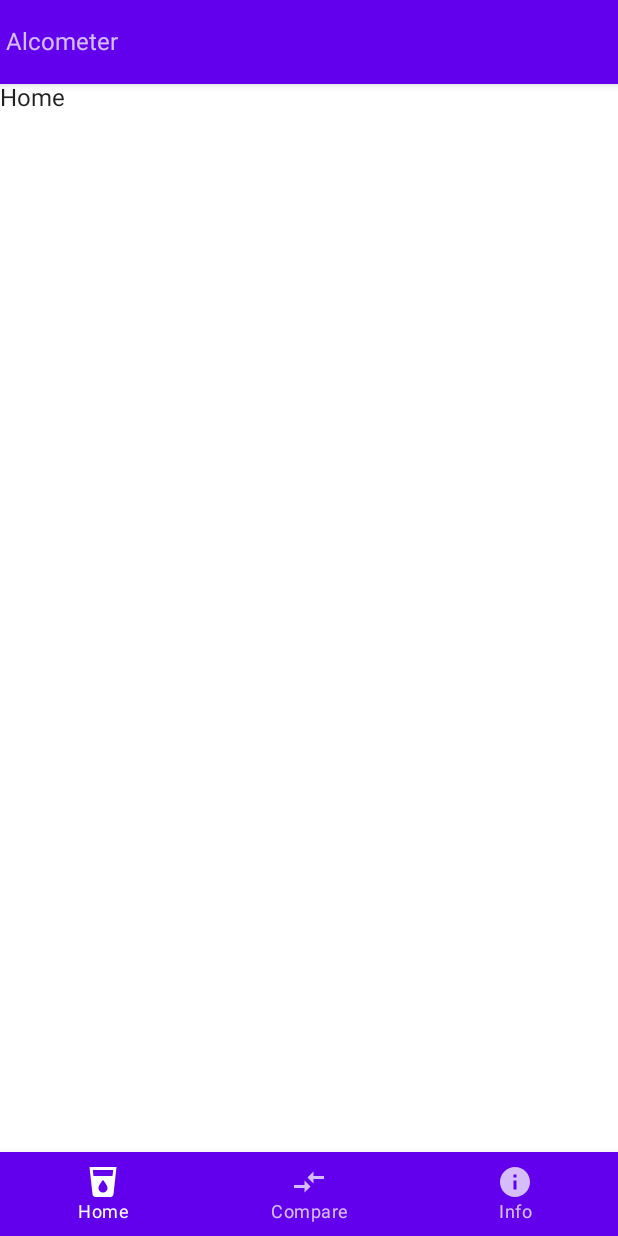
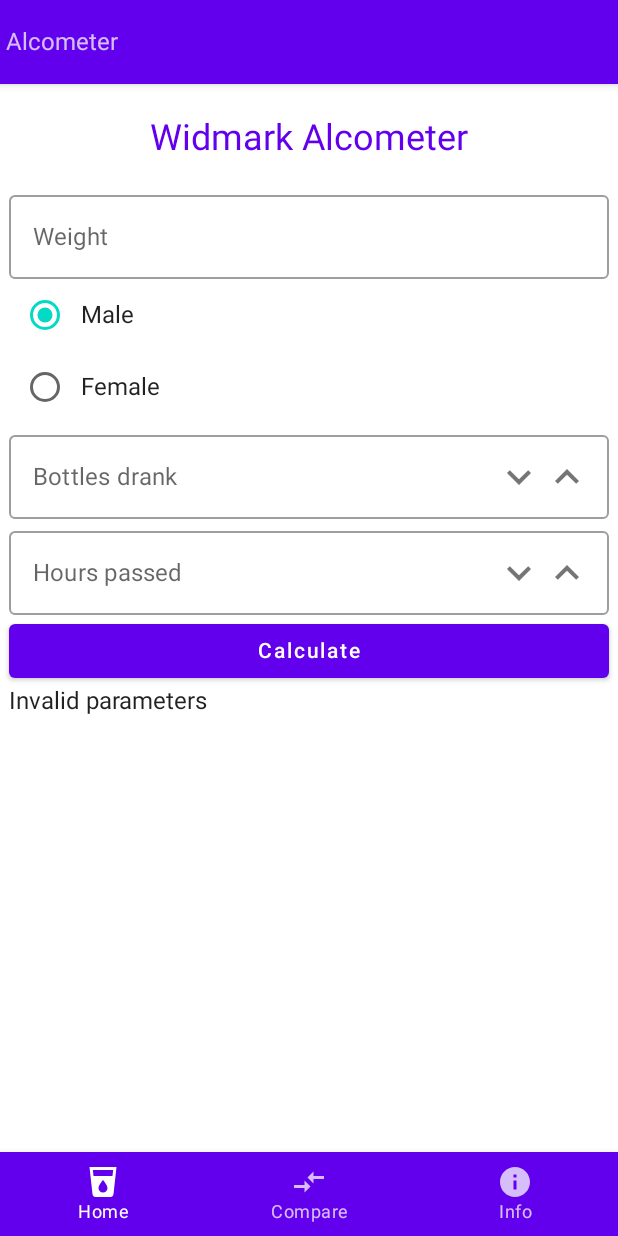
Before and after one commit to PortalFanCode/Alcometer-Application, an Android app built with Jetpack Compose: the screen it shows after launch (MainActivity), on a phone screen of 412 x 824 dp. Run offline under Robolectric (Android 15) with nearby library versions, the phone set to English and light mode, and no system bars.

Commit message:
Added Main Home Screen function

```diff
--- a/app/src/main/java/com/example/alcometer/HomeScreen.kt
+++ b/app/src/main/java/com/example/alcometer/HomeScreen.kt
@@ -1,9 +1,142 @@
 package com.example.alcometer
 
-import androidx.compose.material.Text
+import android.preference.PreferenceActivity.Header
+import androidx.compose.foundation.clickable
+import androidx.compose.foundation.layout.*
+import androidx.compose.foundation.selection.selectableGroup
+import androidx.compose.foundation.text.KeyboardOptions
+import androidx.compose.material.*
+import androidx.compose.material.icons.Icons
+import androidx.compose.material.icons.filled.KeyboardArrowDown
+import androidx.compose.material.icons.filled.KeyboardArrowUp
 import androidx.compose.runtime.Composable
+import androidx.compose.ui.Alignment
+import androidx.compose.ui.Modifier
+import androidx.compose.ui.layout.onGloballyPositioned
+import androidx.compose.ui.res.stringResource
+import androidx.compose.ui.text.input.KeyboardType
+import androidx.compose.ui.text.style.TextAlign
+import androidx.compose.ui.unit.dp
+import androidx.compose.ui.unit.sp
+import androidx.compose.ui.unit.toSize
+import androidx.lifecycle.viewmodel.compose.viewModel
 
 @Composable
-fun HomeScreen() {
-    Text(text = "Home")
+fun HomeScreen(myViewModel: HomeViewModel = viewModel()) {
+    Column(modifier = Modifier.padding(6.dp)) {
+        Title()
+        WeightField(myViewModel = myViewModel)
+        SexChoice(myViewModel = myViewModel)
+        BottlesField(myViewModel = myViewModel)
+        HoursField(myViewModel = myViewModel)
+        CalculateButton(myViewModel = myViewModel)
+        Text(text = myViewModel.result)
+    }
 }
+
+@Composable
+fun Title() {
+    Text(
+        text = stringResource(R.string.HomeScreenTitle),
+        fontSize = 24.sp,
+        textAlign = TextAlign.Center,
+        color = MaterialTheme.colors.primary,
+        modifier = Modifier
+            .fillMaxWidth()
+            .padding(top = 16.dp, bottom = 16.dp)
+    )
+}
+
+@Composable
+fun WeightField(myViewModel: HomeViewModel) {
+    OutlinedTextField(
+        value = myViewModel.weightInput,
+        onValueChange = { myViewModel.weightInput = it },
+        label = { Text(text = stringResource(R.string.WeightFieldLabel)) },
+        keyboardOptions = KeyboardOptions(keyboardType = KeyboardType.Number),
+        modifier = Modifier
+            .fillMaxWidth()
+    )
+}
+
+@Composable
+fun SexChoice(myViewModel: HomeViewModel) {
+    Column(Modifier.selectableGroup()) {
+        Row(verticalAlignment = Alignment.CenterVertically) {
+            RadioButton(selected = myViewModel.male, onClick = { myViewModel.male = true })
+            Text(text = "Male")
+        }
+        Row(verticalAlignment = Alignment.CenterVertically) {
+            RadioButton(selected = !myViewModel.male, onClick = { myViewModel.male = false })
+            Text(text = "Female")
+        }
+    }
+}
+
+@Composable
+fun BottlesField(myViewModel: HomeViewModel) {
+    OutlinedTextField(
+        value = myViewModel.bottlesInput,
+        onValueChange = { myViewModel.bottlesInput = it },
+        modifier = Modifier
+            .fillMaxWidth(),
+        label = { Text(text = "Bottles drank") },
+        keyboardOptions = KeyboardOptions(keyboardType = KeyboardType.Number),
+        trailingIcon = {
+            Row (modifier = Modifier.padding(12.dp)) {
+                Icon(
+                    Icons.Filled.KeyboardArrowDown,
+                    contentDescription = stringResource(R.string.KeyboardArrowDownDescription),
+                    Modifier
+                        .size(32.dp)
+                        .clickable { myViewModel.addBottleInput(false) })
+                Icon(
+                    Icons.Filled.KeyboardArrowUp,
+                    contentDescription = stringResource(R.string.KeyboardArrowUpDescription),
+                    Modifier
+                        .size(32.dp)
+                        .clickable { myViewModel.addBottleInput(true) })
+            }
+        },
+    )
+}
+
+@Composable
+fun HoursField(myViewModel: HomeViewModel) {
+    OutlinedTextField(
+        value = myViewModel.hoursInput,
+        onValueChange = { myViewModel.hoursInput = it },
+        modifier = Modifier
+            .fillMaxWidth(),
+        label = { Text(text = "Hours passed") },
+        keyboardOptions = KeyboardOptions(keyboardType = KeyboardType.Number),
+        trailingIcon = {
+            Row (modifier = Modifier.padding(12.dp)) {
+                Icon(
+                    Icons.Filled.KeyboardArrowDown,
+                    contentDescription = stringResource(R.string.KeyboardArrowDownDescription),
+                    Modifier
+                        .size(32.dp)
+                        .clickable { myViewModel.addHourInput(false) })
+                Icon(
+                    Icons.Filled.KeyboardArrowUp,
+                    contentDescription = stringResource(R.string.KeyboardArrowUpDescription),
+                    Modifier
+                        .size(32.dp)
+                        .clickable { myViewModel.addHourInput(true) })
+            }
+        },
+    )
+}
+
+@Composable
+fun CalculateButton(myViewModel: HomeViewModel) {
+    Button(
+        onClick = {
+            myViewModel.calculate()
+        },
+        modifier = Modifier.fillMaxWidth()
+    ) {
+        Text(text = "Calculate")
+    }
+}
--- /dev/null
+++ b/app/src/main/java/com/example/alcometer/HomeViewModel.kt
@@ -0,0 +1,61 @@
+package com.example.alcometer
+
+import androidx.compose.runtime.getValue
+import androidx.compose.runtime.mutableStateOf
+import androidx.compose.runtime.setValue
+import androidx.lifecycle.ViewModel
+
+class HomeViewModel : ViewModel() {
+    var weightInput by mutableStateOf("")
+    private val weight: Int
+        get() {
+            return weightInput.toIntOrNull() ?: 0
+        }
+
+    var male by mutableStateOf(true)
+
+    var bottlesInput by mutableStateOf("")
+    private var bottles: Int = 0
+        get() {
+            return bottlesInput.toIntOrNull() ?: 0
+        }
+
+    fun addBottleInput(add: Boolean) {
+        val bottlesTemp = bottlesInput.toIntOrNull() ?: 0
+        if (add) bottlesInput = (bottlesTemp + 1).toString()
+        else bottlesInput = (bottlesTemp - 1).toString()
+    }
+
+    var hoursInput by mutableStateOf("")
+    private var hours: Int = 0
+        get() {
+            return hoursInput.toIntOrNull() ?: 0
+        }
+
+    fun addHourInput(add: Boolean) {
+        val hoursTemp = hoursInput.toIntOrNull() ?: 0
+        if (add) hoursInput = (hoursTemp + 1).toString()
+        else hoursInput = (hoursTemp - 1).toString()
+    }
+
+    fun calculate() {
+        val liters: Float = bottles * 0.33f
+        val grams: Float = liters * 8f * 4.5f
+        val burning: Float = weight / 10f
+        val gramsLeft: Float = grams - (burning * hours)
+        if (male) resultFloat = (gramsLeft / (weight * 0.7)).toFloat()
+        else resultFloat = (gramsLeft / (weight * 0.6)).toFloat()
+    }
+
+    var resultFloat: Float by mutableStateOf(0f)
+
+    var result: String = ""
+        get() {
+            var valid = true
+            if (weight <= 0) valid = false
+            if (bottles <= 0) valid = false
+            if (hours <= 0) valid = false
+            if (resultFloat <= 0f) valid = false
+            return if (valid) resultFloat.toString() else "Invalid parameters"
+        }
+}
--- a/app/src/main/java/com/example/alcometer/InfoScreen.kt
+++ b/app/src/main/java/com/example/alcometer/InfoScreen.kt
@@ -2,7 +2,6 @@ package com.example.alcometer
 
 import androidx.compose.foundation.layout.Column
 import androidx.compose.foundation.layout.padding
-import androidx.compose.material.MaterialTheme
 import androidx.compose.material.Text
 import androidx.compose.runtime.Composable
 import androidx.compose.ui.Modifier
--- a/app/src/main/res/values/strings.xml
+++ b/app/src/main/res/values/strings.xml
@@ -2,4 +2,8 @@
     <string name="app_name">Alcometer</string>
     <string name="informationDisclaimer">This app uses the Widmark formula to estimate blood alcohol content (BAC) based on a variety of factors, including the amount of alcohol consumed, the weight of the individual, and the amount of time elapsed since drinking. However, BAC levels can be affected by many factors, including individual variations in metabolism, food intake, medications, and health status. Therefore, the BAC estimates provided by this app should not be relied upon exclusively to determine whether or not it is safe to drive or engage in other activities.\nAlways drink responsibly, and never drive or engage in activities that may be impaired by alcohol consumption. Alcohol consumption can have serious health and safety risks, and it is important to be aware of these risks and to consume alcohol in moderation.\nIf you have concerns about your alcohol consumption or BAC levels, it\'s best to speak with a medical professional or seek help from a substance abuse treatment center.</string>
     <string name="informationAlcoholDisclaimer">Always consume alcohol in moderation and never drink and drive.</string>
+    <string name="HomeScreenTitle">Widmark Alcometer</string>
+    <string name="WeightFieldLabel">Weight</string>
+    <string name="KeyboardArrowUpDescription">Arrow pointing up for adding a bottle</string>
+    <string name="KeyboardArrowDownDescription">Arrow pointing down for removing a bottle</string>
 </resources>
```
